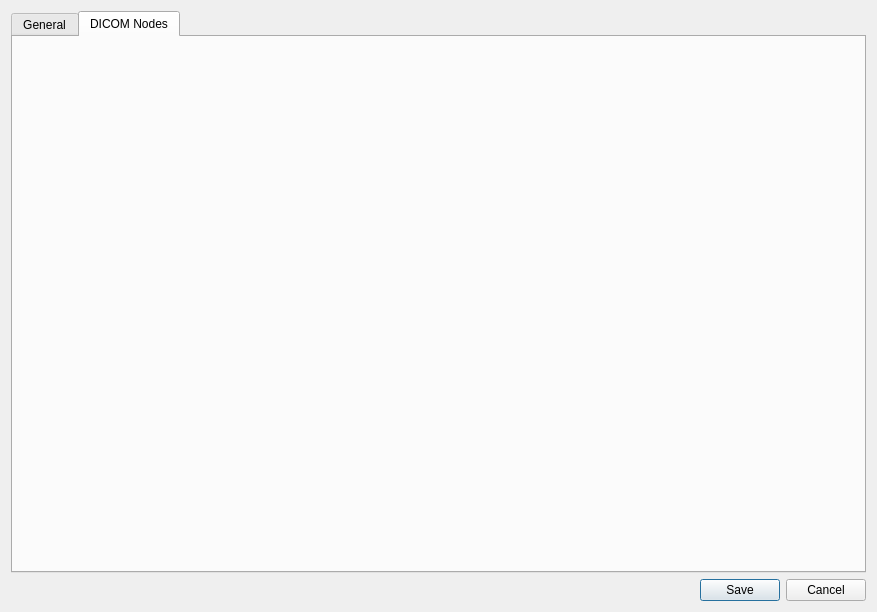
This is services/ui/forms/configuration.ui in mri4all/console as Qt 5 draws it before an edit. The edited form follows.
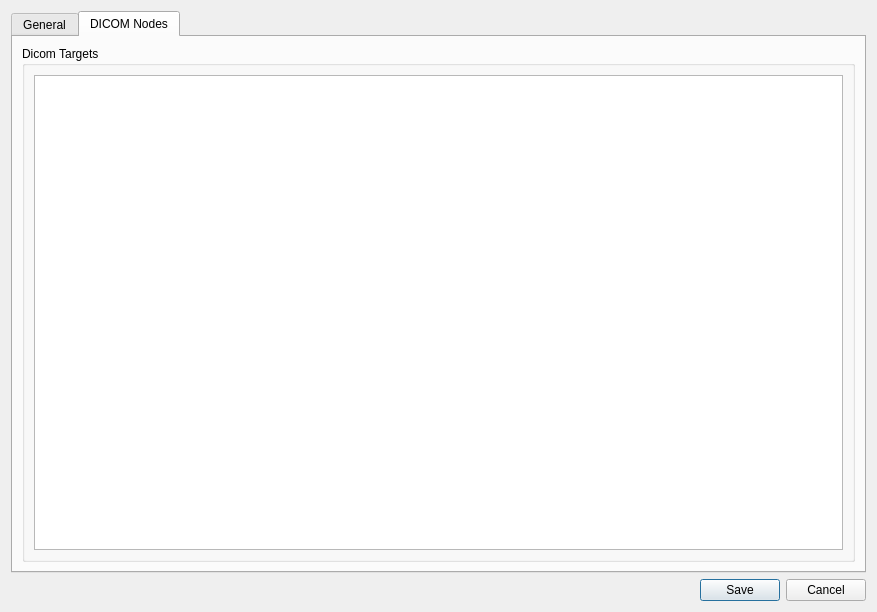
This is the edited form. The open tabs and pages were chosen to show the change.

What changed in the file:
```diff
--- a/services/ui/forms/configuration.ui
+++ b/services/ui/forms/configuration.ui
@@ -31,6 +31,43 @@
       <attribute name="title">
        <string>DICOM Nodes</string>
       </attribute>
+      <layout class="QHBoxLayout" name="horizontalLayout_3">
+       <item>
+        <widget class="QGroupBox" name="groupBox">
+         <property name="title">
+          <string>Dicom Targets</string>
+         </property>
+         <layout class="QHBoxLayout" name="horizontalLayout_2">
+          <item>
+           <widget class="QTreeWidget" name="dicomTargetWidget">
+            <property name="editTriggers">
+             <set>QAbstractItemView::DoubleClicked|QAbstractItemView::EditKeyPressed</set>
+            </property>
+            <attribute name="headerVisible">
+             <bool>false</bool>
+            </attribute>
+            <attribute name="headerMinimumSectionSize">
+             <number>100</number>
+            </attribute>
+            <attribute name="headerDefaultSectionSize">
+             <number>300</number>
+            </attribute>
+            <column>
+             <property name="text">
+              <string>key</string>
+             </property>
+            </column>
+            <column>
+             <property name="text">
+              <string>value</string>
+             </property>
+            </column>
+           </widget>
+          </item>
+         </layout>
+        </widget>
+       </item>
+      </layout>
      </widget>
     </widget>
    </item>
```
Left out of the diff: 3 changed lines with no effect on the pictures.
